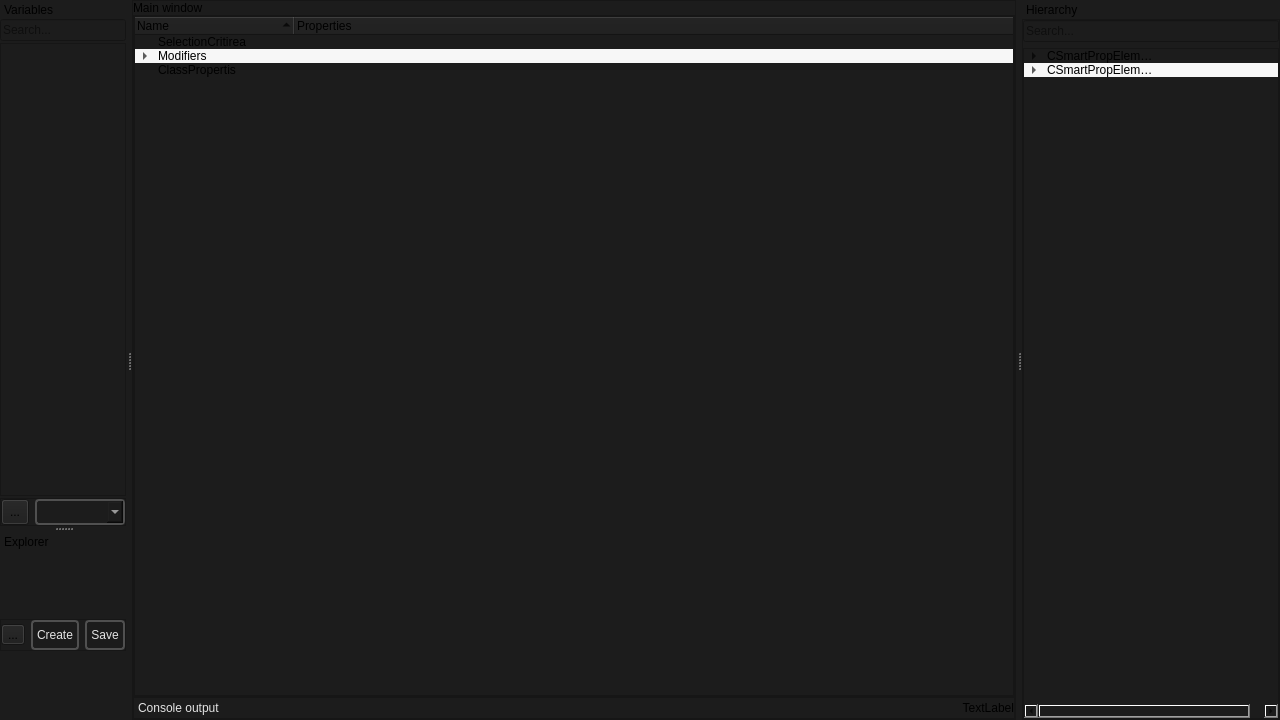
Qt form smartprop_editor/main.ui (dertwist/Hammer5Tools) before a commit.
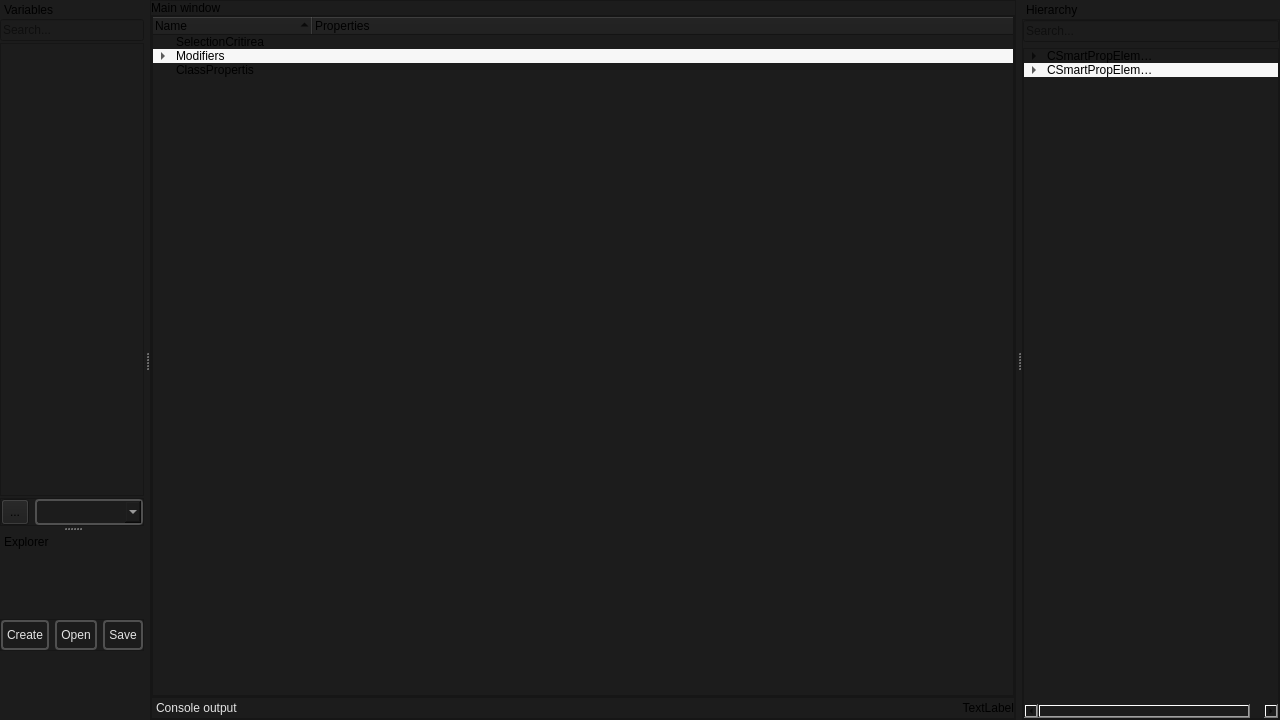
The same form after that commit. Icons and pictures are not drawn.

```diff
--- a/smartprop_editor/main.ui
+++ b/smartprop_editor/main.ui
@@ -88,7 +88,7 @@
            <rect>
             <x>0</x>
             <y>0</y>
-            <width>827</width>
+            <width>542</width>
             <height>676</height>
            </rect>
           </property>
@@ -482,7 +482,7 @@
          <rect>
           <x>0</x>
           <y>0</y>
-          <width>187</width>
+          <width>472</width>
           <height>434</height>
          </rect>
         </property>
@@ -809,29 +809,6 @@
         <property name="bottomMargin">
          <number>0</number>
         </property>
-        <item>
-         <widget class="QToolButton" name="toolButton">
-          <property name="maximumSize">
-           <size>
-            <width>16777215</width>
-            <height>16777215</height>
-           </size>
-          </property>
-          <property name="text">
-           <string>...</string>
-          </property>
-          <property name="icon">
-           <iconset resource="../resources.qrc">
-            <normaloff>:/icons/settings_16dp_9D9D9D_FILL0_wght400_GRAD0_opsz20.svg</normaloff>:/icons/settings_16dp_9D9D9D_FILL0_wght400_GRAD0_opsz20.svg</iconset>
-          </property>
-          <property name="iconSize">
-           <size>
-            <width>20</width>
-            <height>20</height>
-           </size>
-          </property>
-         </widget>
-        </item>
         <item>
          <widget class="QPushButton" name="cerate_file_button">
           <property name="styleSheet">
@@ -882,7 +859,56 @@
          </widget>
         </item>
         <item>
-         <widget class="QPushButton" name="cerate_file_button_2">
+         <widget class="QPushButton" name="open_file_button">
+          <property name="styleSheet">
+           <string notr="true">
+    /* QPushButton default and hover styles */
+    QPushButton {
+
+        font: 600 10pt &quot;Segoe UI&quot;;
+	
+
+        border: 2px solid black;
+        border-radius: 4px;
+        border-color: rgba(80, 80, 80, 255);
+        height:22px;
+        padding-top: 2px;
+        padding-bottom:2px;
+        padding-left: 4px;
+        padding-right: 4px;
+        color: #E3E3E3;
+        background-color: #1C1C1C;
+    }
+    QPushButton:hover {
+        background-color: #414956;
+        color: white;
+    }
+    QPushButton:pressed {
+        background-color: red;
+        background-color: #1C1C1C;
+        margin: 1 px;
+        margin-left: 2px;
+        margin-right: 2px;
+
+    }</string>
+          </property>
+          <property name="text">
+           <string>Open</string>
+          </property>
+          <property name="icon">
+           <iconset resource="../resources.qrc">
+            <normaloff>:/icons/file_open_16dp_9D9D9D_FILL0_wght400_GRAD0_opsz20.svg</normaloff>:/icons/file_open_16dp_9D9D9D_FILL0_wght400_GRAD0_opsz20.svg</iconset>
+          </property>
+          <property name="iconSize">
+           <size>
+            <width>24</width>
+            <height>24</height>
+           </size>
+          </property>
+         </widget>
+        </item>
+        <item>
+         <widget class="QPushButton" name="save_file_button">
           <property name="styleSheet">
            <string notr="true">
     /* QPushButton default and hover styles */
```
